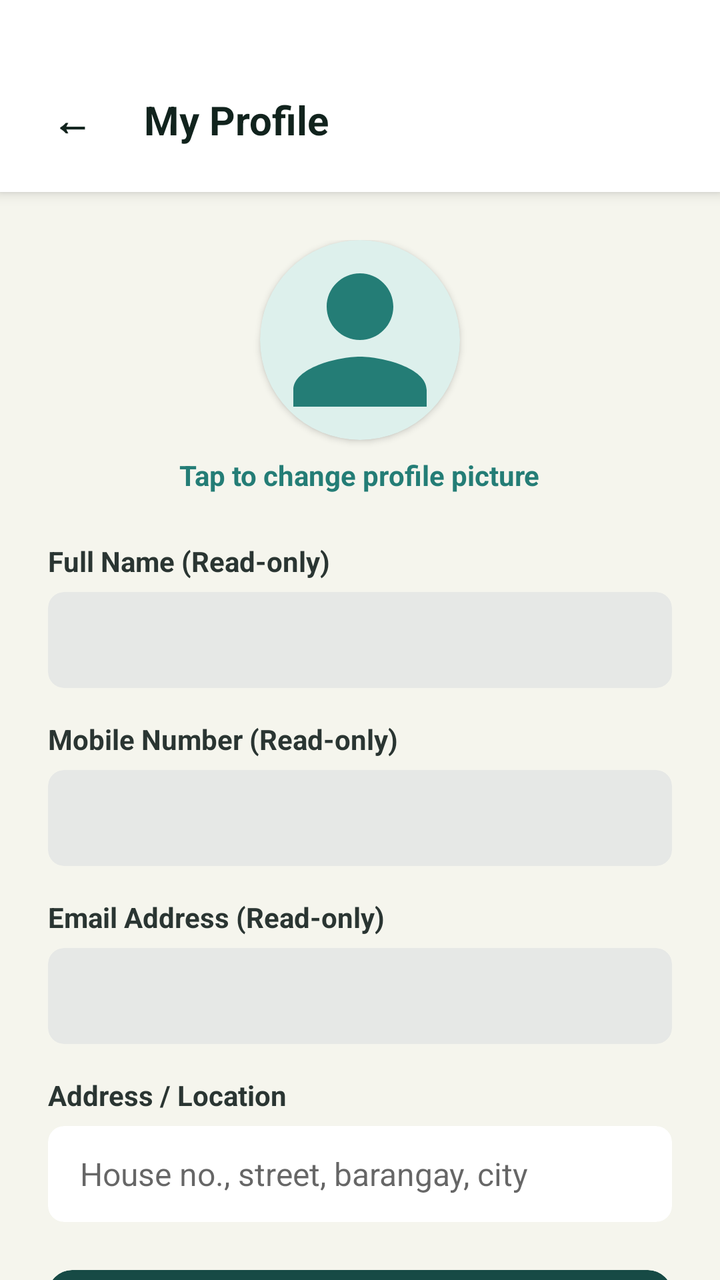
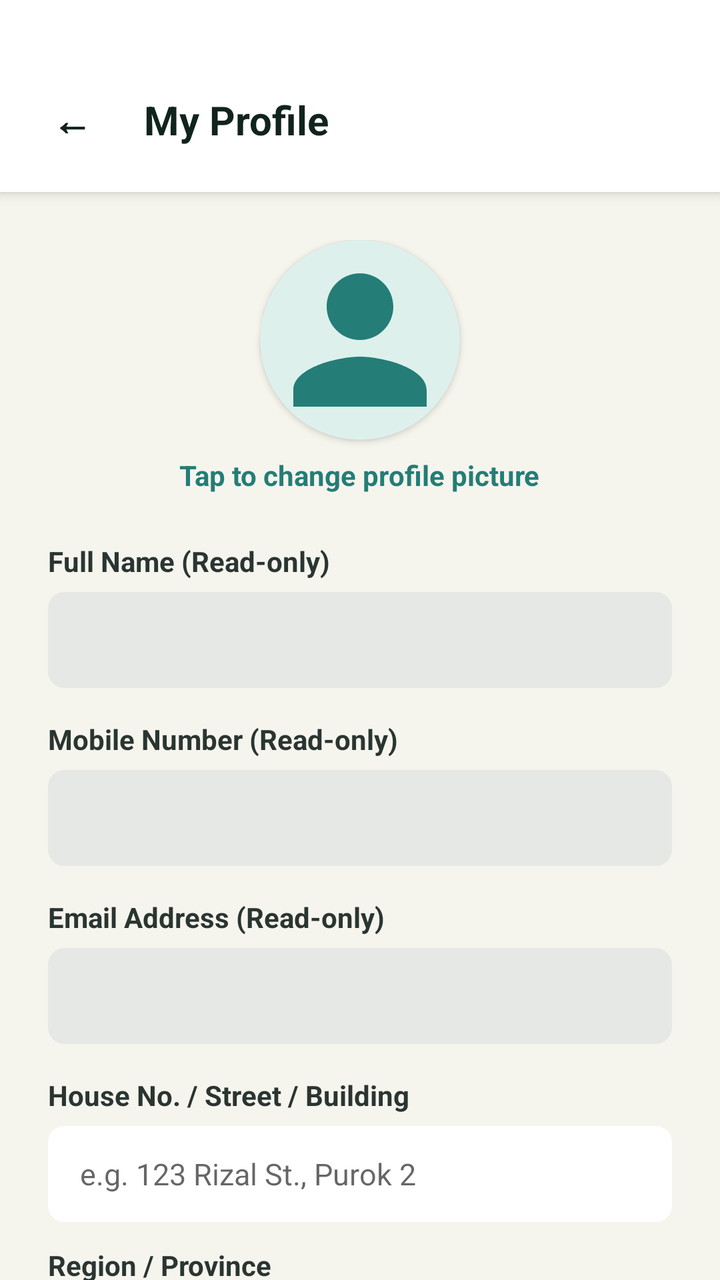

Compare the two renders of this Android layout. The source of the first and the diff that turns it into the second are given below.
<!-- AndroidManifest.xml: application theme Theme.Barangay_superAPP -->
<!-- res/layout/profile.xml -->
<?xml version="1.0" encoding="utf-8"?>
<LinearLayout xmlns:android="http://schemas.android.com/apk/res/android"
    xmlns:app="http://schemas.android.com/apk/res-auto"
    xmlns:tools="http://schemas.android.com/tools"
    android:layout_width="match_parent"
    android:layout_height="match_parent"
    android:background="#F5F5ED"
    android:orientation="vertical">

    
    <LinearLayout
        android:layout_width="match_parent"
        android:layout_height="wrap_content"
        android:gravity="center_vertical"
        android:orientation="horizontal"
        android:paddingHorizontal="16dp"
        android:paddingTop="40dp"
        android:paddingBottom="16dp"
        android:background="#FFFFFF"
        android:elevation="4dp">

        <androidx.cardview.widget.CardView
            android:id="@+id/btnGoBack"
            android:layout_width="40dp"
            android:layout_height="40dp"
            app:cardBackgroundColor="@android:color/transparent"
            app:cardCornerRadius="20dp"
            app:cardElevation="0dp"
            android:clickable="true"
            android:focusable="true"
            android:foreground="?android:attr/selectableItemBackground">

            <TextView
                android:layout_width="wrap_content"
                android:layout_height="wrap_content"
                android:layout_gravity="center"
                android:text="←"
                android:textColor="#11231D"
                android:textSize="20sp"
                android:textStyle="bold" />
        </androidx.cardview.widget.CardView>

        <TextView
            android:layout_width="wrap_content"
            android:layout_height="wrap_content"
            android:layout_marginStart="16dp"
            android:text="My Profile"
            android:textColor="#11231D"
            android:textSize="20sp"
            android:textStyle="bold" />
    </LinearLayout>

    <ScrollView
        android:layout_width="match_parent"
        android:layout_height="0dp"
        android:layout_weight="1"
        android:fillViewport="true"
        android:scrollbars="none">

        <LinearLayout
            android:layout_width="match_parent"
            android:layout_height="wrap_content"
            android:orientation="vertical"
            android:paddingHorizontal="24dp"
            android:paddingTop="24dp"
            android:paddingBottom="32dp">

            
            <LinearLayout
                android:layout_width="match_parent"
                android:layout_height="wrap_content"
                android:gravity="center"
                android:orientation="vertical"
                android:layout_marginBottom="24dp">

                <androidx.cardview.widget.CardView
                    android:id="@+id/btnChangeProfilePic"
                    android:layout_width="100dp"
                    android:layout_height="100dp"
                    android:clickable="true"
                    android:focusable="true"
                    android:foreground="?android:attr/selectableItemBackground"
                    app:cardBackgroundColor="#DDF0EC"
                    app:cardCornerRadius="50dp"
                    app:cardElevation="2dp">

                    <ImageView
                        android:id="@+id/ivProfileImage"
                        android:layout_width="match_parent"
                        android:layout_height="match_parent"
                        android:scaleType="centerCrop"
                        android:src="@drawable/ic_person"
                        app:tint="#247D76"
                        android:contentDescription="Profile Picture" />
                </androidx.cardview.widget.CardView>

                <TextView
                    android:layout_width="wrap_content"
                    android:layout_height="wrap_content"
                    android:layout_marginTop="8dp"
                    android:text="Tap to change profile picture"
                    android:textColor="#247D76"
                    android:textSize="14sp"
                    android:textStyle="bold" />
            </LinearLayout>

            
            <TextView
                android:layout_width="wrap_content"
                android:layout_height="wrap_content"
                android:text="Full Name (Read-only)"
                android:textColor="#2A3532"
                android:textSize="14sp"
                android:textStyle="bold" />
            <androidx.cardview.widget.CardView
                android:layout_width="match_parent"
                android:layout_height="48dp"
                android:layout_marginTop="6dp"
                android:layout_marginBottom="16dp"
                app:cardBackgroundColor="#E6E8E6"
                app:cardCornerRadius="8dp"
                app:cardElevation="0dp">
                <EditText
                    android:id="@+id/etProfileName"
                    android:layout_width="match_parent"
                    android:layout_height="match_parent"
                    android:background="@android:color/transparent"
                    android:paddingHorizontal="16dp"
                    android:textColor="#737973"
                    android:textSize="16sp"
                    android:enabled="false"
                    android:focusable="false" />
            </androidx.cardview.widget.CardView>

            
            <TextView
                android:layout_width="wrap_content"
                android:layout_height="wrap_content"
                android:text="Mobile Number (Read-only)"
                android:textColor="#2A3532"
                android:textSize="14sp"
                android:textStyle="bold" />
            <androidx.cardview.widget.CardView
                android:layout_width="match_parent"
                android:layout_height="48dp"
                android:layout_marginTop="6dp"
                android:layout_marginBottom="16dp"
                app:cardBackgroundColor="#E6E8E6"
                app:cardCornerRadius="8dp"
                app:cardElevation="0dp">
                <EditText
                    android:id="@+id/etProfilePhone"
                    android:layout_width="match_parent"
                    android:layout_height="match_parent"
                    android:background="@android:color/transparent"
                    android:paddingHorizontal="16dp"
                    android:textColor="#737973"
                    android:textSize="16sp"
                    android:enabled="false"
                    android:focusable="false" />
            </androidx.cardview.widget.CardView>

            
            <TextView
                android:layout_width="wrap_content"
                android:layout_height="wrap_content"
                android:text="Email Address (Read-only)"
                android:textColor="#2A3532"
                android:textSize="14sp"
                android:textStyle="bold" />
            <androidx.cardview.widget.CardView
                android:layout_width="match_parent"
                android:layout_height="48dp"
                android:layout_marginTop="6dp"
                android:layout_marginBottom="16dp"
                app:cardBackgroundColor="#E6E8E6"
                app:cardCornerRadius="8dp"
                app:cardElevation="0dp">
                <EditText
                    android:id="@+id/etProfileEmail"
                    android:layout_width="match_parent"
                    android:layout_height="match_parent"
                    android:background="@android:color/transparent"
                    android:paddingHorizontal="16dp"
                    android:textColor="#737973"
                    android:textSize="16sp"
                    android:enabled="false"
                    android:focusable="false" />
            </androidx.cardview.widget.CardView>

            
            <TextView
                android:layout_width="wrap_content"
                android:layout_height="wrap_content"
                android:text="Address / Location"
                android:textColor="#2A3532"
                android:textSize="14sp"
                android:textStyle="bold" />
            <androidx.cardview.widget.CardView
                android:layout_width="match_parent"
                android:layout_height="48dp"
                android:layout_marginTop="6dp"
                android:layout_marginBottom="24dp"
                app:cardBackgroundColor="#FFFFFF"
                app:cardCornerRadius="8dp"
                app:cardElevation="0dp">
                <EditText
                    android:id="@+id/etProfileAddress"
                    android:layout_width="match_parent"
                    android:layout_height="match_parent"
                    android:background="@android:color/transparent"
                    android:hint="House no., street, barangay, city"
                    android:paddingHorizontal="16dp"
                    android:textColor="#11231D"
                    android:textSize="16sp"
                    android:inputType="text" />
            </androidx.cardview.widget.CardView>

            
            <androidx.cardview.widget.CardView
                android:id="@+id/btnSaveProfile"
                android:layout_width="match_parent"
                android:layout_height="52dp"
                android:layout_marginBottom="12dp"
                android:clickable="true"
                android:focusable="true"
                android:foreground="?android:attr/selectableItemBackground"
                app:cardBackgroundColor="#174A45"
                app:cardCornerRadius="12dp"
                app:cardElevation="0dp">

                <TextView
                    android:layout_width="wrap_content"
                    android:layout_height="wrap_content"
                    android:layout_gravity="center"
                    android:text="Save Address Changes"
                    android:textColor="#FFFFFF"
                    android:textSize="16sp"
                    android:textStyle="bold" />
            </androidx.cardview.widget.CardView>

            
            <androidx.cardview.widget.CardView
                android:id="@+id/btnLogOut"
                android:layout_width="match_parent"
                android:layout_height="52dp"
                android:clickable="true"
                android:focusable="true"
                android:foreground="?android:attr/selectableItemBackground"
                app:cardBackgroundColor="#FCEBEA"
                app:cardCornerRadius="12dp"
                app:cardElevation="0dp">

                <TextView
                    android:layout_width="wrap_content"
                    android:layout_height="wrap_content"
                    android:layout_gravity="center"
                    android:text="Log Out"
                    android:textColor="#CC4E42"
                    android:textSize="16sp"
                    android:textStyle="bold" />
            </androidx.cardview.widget.CardView>

        </LinearLayout>
    </ScrollView>
</LinearLayout>
<!-- resources referenced by this layout -->
<resources>
  <!-- drawable ic_person (drawable) -->
  <vector xmlns:android="http://schemas.android.com/apk/res/android" android:width="24dp" android:height="24dp" android:viewportWidth="24" android:viewportHeight="24">
    <path android:fillColor="#FF000000" android:pathData="M12,12c2.21,0 4,-1.79 4,-4s-1.79,-4 -4,-4 -4,1.79 -4,4 1.79,4 4,4zm0,2c-2.67,0 -8,1.34 -8,4v2h16v-2c0,-2.66 -5.33,-4 -8,-4z"/>
  </vector>
  <style name="Theme.Barangay_superAPP" parent="Theme.MaterialComponents.DayNight.NoActionBar">
          
          <item name="colorPrimary">@color/purple_500</item>
          <item name="colorPrimaryVariant">@color/purple_700</item>
          <item name="colorOnPrimary">@color/white</item>
          
          <item name="colorSecondary">@color/teal_200</item>
          <item name="colorSecondaryVariant">@color/teal_700</item>
          <item name="colorOnSecondary">@color/black</item>
          
          <item name="android:statusBarColor">#F5F5ED</item>
          <item name="android:windowLightStatusBar">true</item>
      </style>
  <color name="purple_500">#FF6200EE</color>
  <color name="purple_700">#FF3700B3</color>
  <color name="white">#FFFFFFFF</color>
  <color name="teal_200">#FF03DAC5</color>
  <color name="teal_700">#FF018786</color>
  <color name="black">#FF000000</color>
</resources>

<!-- the commit's change to res/layout/profile.xml (unified diff, before → after) -->
@@ -192,28 +192,142 @@
             <TextView
                 android:layout_width="wrap_content"
                 android:layout_height="wrap_content"
-                android:text="Address / Location"
+                android:text="House No. / Street / Building"
                 android:textColor="#2A3532"
                 android:textSize="14sp"
                 android:textStyle="bold" />
             <androidx.cardview.widget.CardView
                 android:layout_width="match_parent"
                 android:layout_height="48dp"
+                android:layout_marginTop="6dp"
+                android:layout_marginBottom="12dp"
+                app:cardBackgroundColor="#FFFFFF"
+                app:cardCornerRadius="8dp"
+                app:cardElevation="0dp">
+                <EditText
+                    android:id="@+id/etProfileHouseStreet"
+                    android:layout_width="match_parent"
+                    android:layout_height="match_parent"
+                    android:background="@android:color/transparent"
+                    android:hint="e.g. 123 Rizal St., Purok 2"
+                    android:paddingHorizontal="16dp"
+                    android:textColor="#11231D"
+                    android:textSize="15sp"
+                    android:inputType="textPostalAddress" />
+            </androidx.cardview.widget.CardView>
+
+            
+            <TextView
+                android:layout_width="wrap_content"
+                android:layout_height="wrap_content"
+                android:text="Region / Province"
+                android:textColor="#2A3532"
+                android:textSize="14sp"
+                android:textStyle="bold" />
+            <androidx.cardview.widget.CardView
+                android:layout_width="match_parent"
+                android:layout_height="wrap_content"
+                android:layout_marginTop="6dp"
+                android:layout_marginBottom="12dp"
+                app:cardBackgroundColor="#FFFFFF"
+                app:cardCornerRadius="8dp"
+                app:cardElevation="0dp">
+                <AutoCompleteTextView
+                    android:id="@+id/spinnerProfileProvince"
+                    android:layout_width="match_parent"
+                    android:layout_height="48dp"
+                    android:background="@android:color/transparent"
+                    android:paddingHorizontal="12dp"
+                    android:hint="Select region or province..."
+                    android:textColor="#11231D"
+                    android:textColorHint="#AAB3AE"
+                    android:textSize="15sp"
+                    android:completionThreshold="1"
+                    android:inputType="textNoSuggestions" />
+                <TextView
+                    android:layout_width="wrap_content"
+                    android:layout_height="wrap_content"
+                    android:layout_gravity="end|center_vertical"
+                    android:paddingEnd="16dp"
+                    android:text="▼"
+                    android:textColor="#2A3532"
+                    android:textSize="12sp" />
+            </androidx.cardview.widget.CardView>
+
+            
+            <TextView
+                android:layout_width="wrap_content"
+                android:layout_height="wrap_content"
+                android:text="City / Municipality"
+                android:textColor="#2A3532"
+                android:textSize="14sp"
+                android:textStyle="bold" />
+            <androidx.cardview.widget.CardView
+                android:layout_width="match_parent"
+                android:layout_height="wrap_content"
+                android:layout_marginTop="6dp"
+                android:layout_marginBottom="12dp"
+                app:cardBackgroundColor="#FFFFFF"
+                app:cardCornerRadius="8dp"
+                app:cardElevation="0dp">
+                <AutoCompleteTextView
+                    android:id="@+id/spinnerProfileCity"
+                    android:layout_width="match_parent"
+                    android:layout_height="48dp"
+                    android:background="@android:color/transparent"
+                    android:paddingHorizontal="12dp"
+                    android:hint="Select city or municipality..."
+                    android:textColor="#11231D"
+                    android:textColorHint="#AAB3AE"
+                    android:textSize="15sp"
+                    android:completionThreshold="1"
+                    android:inputType="textNoSuggestions" />
+                <TextView
+                    android:layout_width="wrap_content"
+                    android:layout_height="wrap_content"
+                    android:layout_gravity="end|center_vertical"
+                    android:paddingEnd="16dp"
+                    android:text="▼"
+                    android:textColor="#2A3532"
+                    android:textSize="12sp" />
+            </androidx.cardview.widget.CardView>
+
+            
+            <TextView
+                android:layout_width="wrap_content"
+                android:layout_height="wrap_content"
+                android:text="Barangay"
+                android:textColor="#2A3532"
+                android:textSize="14sp"
+                android:textStyle="bold" />
+            <androidx.cardview.widget.CardView
+                android:layout_width="match_parent"
+                android:layout_height="wrap_content"
                 android:layout_marginTop="6dp"
                 android:layout_marginBottom="24dp"
                 app:cardBackgroundColor="#FFFFFF"
                 app:cardCornerRadius="8dp"
                 app:cardElevation="0dp">
-                <EditText
-                    android:id="@+id/etProfileAddress"
-                    android:layout_width="match_parent"
-                    android:layout_height="match_parent"
-                    android:background="@android:color/transparent"
-                    android:hint="House no., street, barangay, city"
-                    android:paddingHorizontal="16dp"
+                <AutoCompleteTextView
+                    android:id="@+id/spinnerProfileBarangay"
+                    android:layout_width="match_parent"
+                    android:layout_height="48dp"
+                    android:background="@android:color/transparent"
+                    android:paddingHorizontal="12dp"
+                    android:hint="Select barangay..."
                     android:textColor="#11231D"
-                    android:textSize="16sp"
-                    android:inputType="text" />
+                    android:textColorHint="#AAB3AE"
+                    android:textSize="15sp"
+                    android:completionThreshold="1"
+                    android:inputType="textNoSuggestions" />
+                <TextView
+                    android:layout_width="wrap_content"
+                    android:layout_height="wrap_content"
+                    android:layout_gravity="end|center_vertical"
+                    android:paddingEnd="16dp"
+                    android:text="▼"
+                    android:textColor="#2A3532"
+                    android:textSize="12sp" />
             </androidx.cardview.widget.CardView>
 
             
